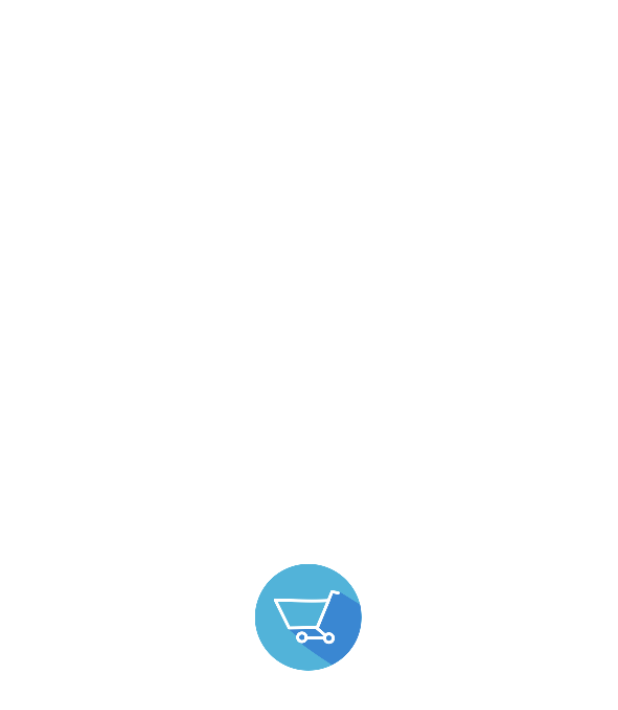
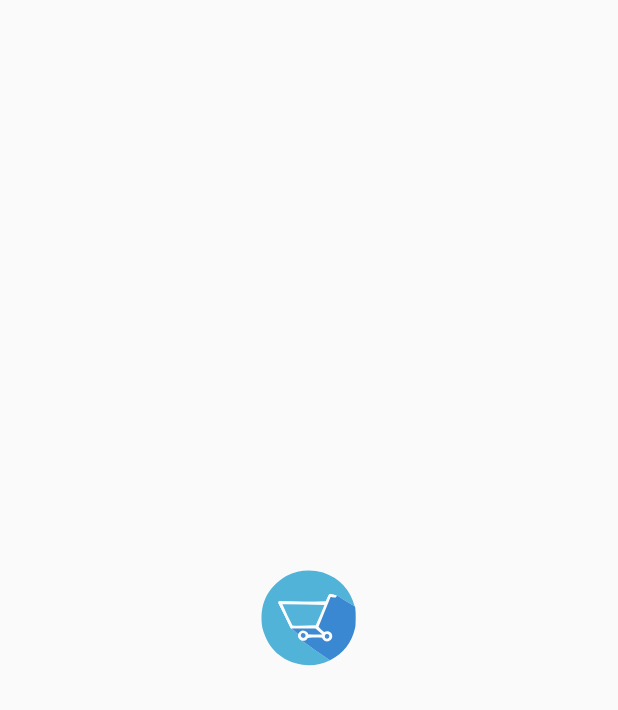
Before and after one commit to EduardoCarvalhoo/e-commerce_app, an Android app: the InitialPresentationActivity screen opened directly, with no data from a screen before it, on a phone screen of 412 x 824 dp. Shown: the top 710 px of the screen. Run offline under Robolectric (Android 15) with nearby library versions, the phone set to English and light mode, and no system bars.

Commit message:
feat: applying splash screen improvements

```diff
--- a/app/src/main/java/com/example/e_commerce_app/presentation/home/splashScreen/InitialPresentationActivity.java
+++ b/app/src/main/java/com/example/e_commerce_app/presentation/home/splashScreen/InitialPresentationActivity.java
@@ -3,9 +3,12 @@
 import android.content.Intent;
 import android.os.Bundle;
 import android.os.Handler;
+import android.view.animation.Animation;
+import android.view.animation.AnimationUtils;
 
 import androidx.appcompat.app.AppCompatActivity;
 
+import com.example.e_commerce_app.R;
 import com.example.e_commerce_app.databinding.ActivityInitialPresentationBinding;
 import com.example.e_commerce_app.presentation.home.activity.HomeActivity;
 
@@ -22,6 +25,9 @@
     }
 
     public void setupSplashScreen() {
+        Animation slideAnimation = AnimationUtils.loadAnimation(this, R.anim.side_slide);
+        binding.initialPresentationLogoSplashScreen.startAnimation(slideAnimation);
+
         final Handler handler = new Handler();
         handler.postDelayed(() -> {
             Intent intent = new Intent(InitialPresentationActivity.this, HomeActivity.class);
--- /dev/null
+++ b/app/src/main/res/anim/side_slide.xml
@@ -0,0 +1,12 @@
+<?xml version="1.0" encoding="utf-8"?>
+<set
+    xmlns:android="http://schemas.android.com/apk/res/android">
+
+    <!--THIS CODE IS FOR SIDE ANIMATION-->
+    <rotate
+        android:duration="1500"
+        android:fromDegrees="0"
+        android:toDegrees="360"
+        android:pivotY="50%"
+        android:pivotX="50%" />
+</set>
--- /dev/null
+++ b/app/src/main/res/drawable/ic_splash.xml
@@ -0,0 +1,13 @@
+<vector android:height="200dp" android:viewportHeight="432"
+    android:viewportWidth="432" android:width="200dp" xmlns:android="http://schemas.android.com/apk/res/android">
+    <path android:fillColor="#52b3d9" android:pathData="M347.5,182.5C329.97,172.48 312.8,161.81 296,150.5C295.6,150.73 295.43,151.06 295.5,151.5C288.75,149.05 281.75,147.55 274.5,147C270.51,153.78 267.17,160.95 264.5,168.5C219.48,169.72 174.48,169.55 129.5,168C127.68,169.47 127.18,171.3 128,173.5C139.94,197.04 151.6,220.71 163,244.5C163.82,245.82 164.98,246.49 166.5,246.5C172.46,251.82 178.46,257.16 184.5,262.5C183.69,272 187.69,278.33 196.5,281.5C222.31,301.3 248.98,319.97 276.5,337.5C251.72,350.12 225.39,354.62 197.5,351C136.73,340.23 98.23,305.06 82,245.5C71.17,179.67 94.01,129.51 150.5,95C184.5,78.14 219.84,74.81 256.5,85C304.32,101.31 334.65,133.81 347.5,182.5Z"/>
+    <path android:fillColor="#f9fbfd" android:pathData="M295.5,151.5C295.82,153.72 295.15,155.56 293.5,157C288.96,157.16 284.46,156.66 280,155.5C279.23,155.65 278.56,155.98 278,156.5C266.5,184.83 255,213.16 243.5,241.5C248.12,247.12 253.46,252.12 259.5,256.5C267.05,252.12 273.89,253.12 280,259.5C285.73,269.98 283.23,277.81 272.5,283C263.59,284.71 257.25,281.38 253.5,273C239.82,272.17 226.15,272.33 212.5,273.5C209.1,279.87 203.77,282.53 196.5,281.5C187.69,278.33 183.69,272 184.5,262.5C191.94,249.56 201.11,248.22 212,258.5C212.79,259.74 213.29,261.08 213.5,262.5C219.97,263.83 226.8,264.5 234,264.5C241.01,264.5 247.84,264.17 254.5,263.5C248.09,257.45 241.43,251.62 234.5,246C211.84,246.18 189.17,246.35 166.5,246.5C164.98,246.49 163.82,245.82 163,244.5C151.6,220.71 139.94,197.04 128,173.5C127.18,171.3 127.68,169.47 129.5,168C174.48,169.55 219.48,169.72 264.5,168.5C267.17,160.95 270.51,153.78 274.5,147C281.75,147.55 288.75,149.05 295.5,151.5Z"/>
+    <path android:fillColor="#3a87d2" android:pathData="M347.5,182.5C349.22,184.78 349.89,187.45 349.5,190.5C351,208.87 350.67,227.2 348.5,245.5C338.85,287.51 314.85,318.17 276.5,337.5C248.98,319.97 222.31,301.3 196.5,281.5C203.77,282.53 209.1,279.87 212.5,273.5C226.15,272.33 239.82,272.17 253.5,273C257.25,281.38 263.59,284.71 272.5,283C283.23,277.81 285.73,269.98 280,259.5C273.89,253.12 267.05,252.12 259.5,256.5C253.46,252.12 248.12,247.12 243.5,241.5C255,213.16 266.5,184.83 278,156.5C278.56,155.98 279.23,155.65 280,155.5C284.46,156.66 288.96,157.16 293.5,157C295.15,155.56 295.82,153.72 295.5,151.5C295.43,151.06 295.6,150.73 296,150.5C312.8,161.81 329.97,172.48 347.5,182.5Z"/>
+    <path android:fillColor="#53b3d9" android:pathData="M139.5,176.5C179.84,176.91 220.17,177.57 260.5,178.5C252.46,198.14 244.12,217.64 235.5,237C218,237.42 200.5,237.92 183,238.5C178.17,238.17 173.33,237.83 168.5,237.5C158,217.5 148.33,197.16 139.5,176.5Z"/>
+    <path android:fillAlpha="0.961" android:fillColor="#4eb1de"
+        android:pathData="M349.5,190.5C351.04,198.61 351.71,206.94 351.5,215.5C351.33,221.5 351.17,227.5 351,233.5C350.67,237.74 349.83,241.74 348.5,245.5C350.67,227.2 351,208.87 349.5,190.5Z" android:strokeAlpha="0.961"/>
+    <path android:fillColor="#3e89d2" android:pathData="M254.5,263.5C240.75,263.82 227.09,263.48 213.5,262.5C213.29,261.08 212.79,259.74 212,258.5C201.11,248.22 191.94,249.56 184.5,262.5C178.46,257.16 172.46,251.82 166.5,246.5C189.17,246.35 211.84,246.18 234.5,246C241.43,251.62 248.09,257.45 254.5,263.5Z"/>
+    <path android:fillColor="#448bd3" android:pathData="M197.5,259.5C204.14,259.64 206.98,262.97 206,269.5C201.67,274.83 197.33,274.83 193,269.5C191.57,264.78 193.07,261.45 197.5,259.5Z"/>
+    <path android:fillColor="#3f89d2" android:pathData="M264.5,262.5C272.67,261.16 275.83,264.5 274,272.5C270.61,276.03 266.94,276.37 263,273.5C260.69,269.37 261.19,265.71 264.5,262.5Z"/>
+    <path android:fillColor="#84b4e2" android:pathData="M213.5,262.5C227.09,263.48 240.75,263.82 254.5,263.5C247.84,264.17 241.01,264.5 234,264.5C226.8,264.5 219.97,263.83 213.5,262.5Z"/>
+</vector>
--- a/app/src/main/res/layout/activity_initial_presentation.xml
+++ b/app/src/main/res/layout/activity_initial_presentation.xml
@@ -5,12 +5,13 @@
     android:layout_height="match_parent"
     android:gravity="center"
     android:orientation="vertical"
-    android:background="@color/white"
+    android:background="#FAFAFA"
     tools:context=".presentation.home.splashScreen.InitialPresentationActivity">
 
     <ImageView
-        android:layout_width="75dp"
-        android:layout_height="75dp"
-        android:src="@mipmap/ic_launcher"
+        android:id="@+id/initial_presentation_logo_splash_screen"
+        android:layout_width="100dp"
+        android:layout_height="100dp"
+        android:src="@drawable/ic_splash"
         android:importantForAccessibility="no" />
 </androidx.appcompat.widget.LinearLayoutCompat>
--- a/app/src/main/res/values/ic_launcher_background.xml
+++ b/app/src/main/res/values/ic_launcher_background.xml
@@ -1,4 +1,4 @@
 <?xml version="1.0" encoding="utf-8"?>
 <resources>
-    <color name="ic_launcher_background">#FFFFFF</color>
+    <color name="ic_launcher_background">#FF53B3D9</color>
 </resources>
--- a/app/src/main/res/values/strings.xml
+++ b/app/src/main/res/values/strings.xml
@@ -1,5 +1,5 @@
 <resources>
-    <string name="app_name">e-commerce_app</string>
+    <string name="app_name">e-commerce</string>
 
     <!-- Home Activity -->
     <string name="home_informative_text_for_search_text">Search Product</string>
--- a/app/src/main/res/values/themes.xml
+++ b/app/src/main/res/values/themes.xml
@@ -3,7 +3,7 @@
     <style name="Theme.Ecommerce_app" parent="Theme.MaterialComponents.DayNight.NoActionBar">
         <!-- Primary brand color. -->
         <item name="colorPrimary">@color/purple_500</item>
-        <item name="colorPrimaryVariant">@color/purple_700</item>
+        <item name="colorPrimaryVariant">#FF3A87D2</item>
         <item name="colorOnPrimary">@color/white</item>
         <!-- Secondary brand color. -->
         <item name="colorSecondary">@color/teal_200</item>
```
Also changed, not shown: app/src/main/ic_launcher_foreground-playstore.png (added).
